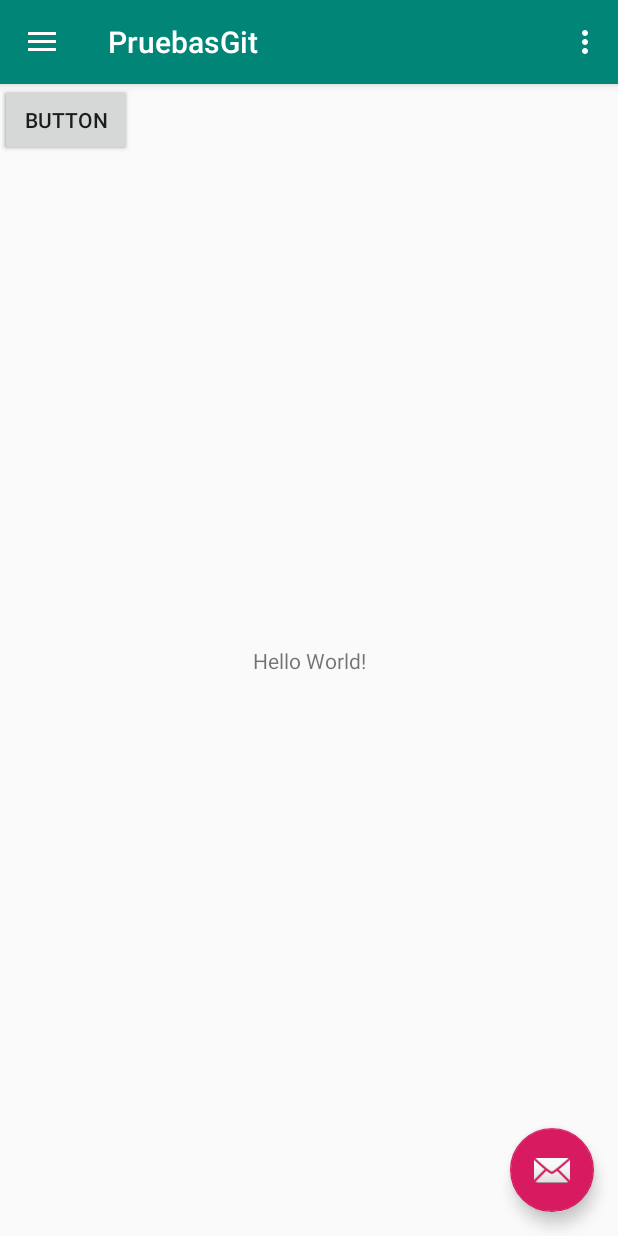
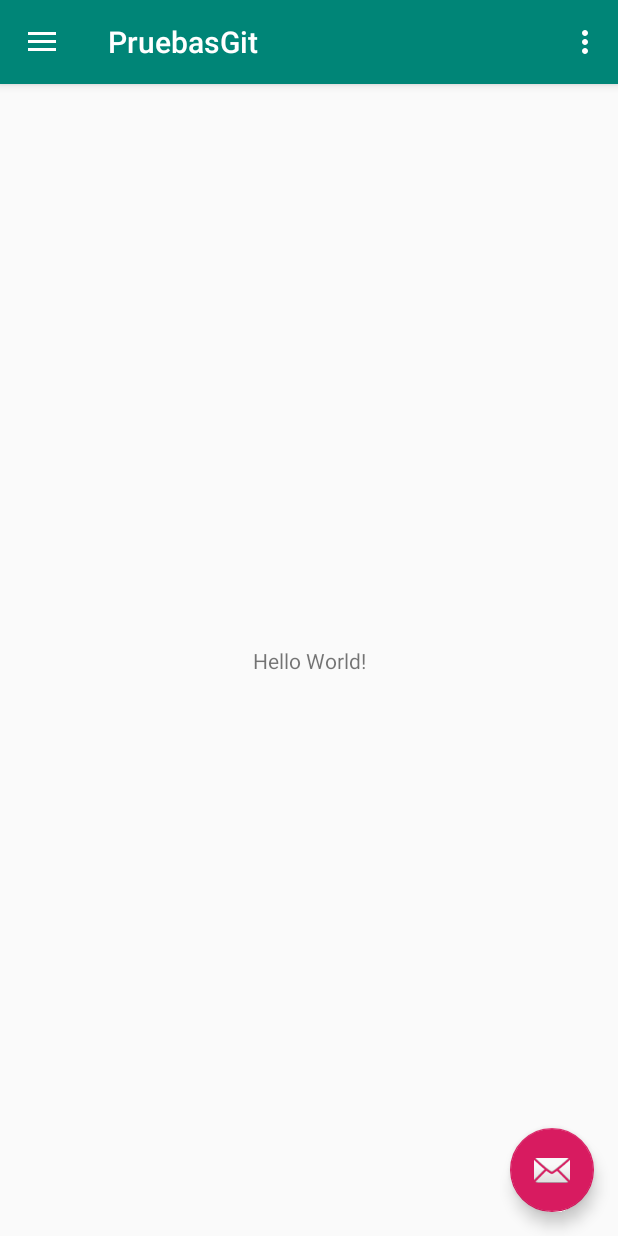
Before and after one commit to Cato2905/PruebasGit, an Android app: the screen it shows after launch (MainActivity), on a phone screen of 412 x 824 dp. Run offline under Robolectric (Android 15) with nearby library versions, the phone set to English and light mode, and no system bars.

Commit message:
borre los botenes porque soy choro

```diff
--- a/app/src/main/res/layout/content_main.xml
+++ b/app/src/main/res/layout/content_main.xml
@@ -17,20 +17,4 @@
         app:layout_constraintRight_toRightOf="parent"
         app:layout_constraintTop_toTopOf="parent" />
 
-    <Button
-        android:id="@+id/button"
-        android:layout_width="wrap_content"
-        android:layout_height="wrap_content"
-        android:text="Button"
-        tools:layout_editor_absoluteX="161dp"
-        tools:layout_editor_absoluteY="118dp" />
-
-    <Button
-        android:id="@+id/button2"
-        android:layout_width="wrap_content"
-        android:layout_height="wrap_content"
-        android:text="Button"
-        tools:layout_editor_absoluteX="273dp"
-        tools:layout_editor_absoluteY="118dp" />
-
 </android.support.constraint.ConstraintLayout>
```
